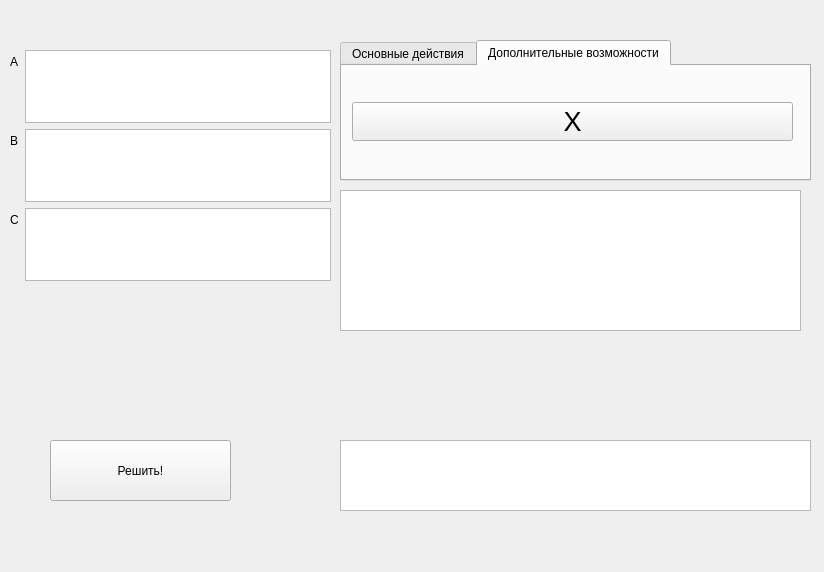
This is test1.ui in fisunoff/sets_math as Qt 5 draws it before an edit. The edited form follows.
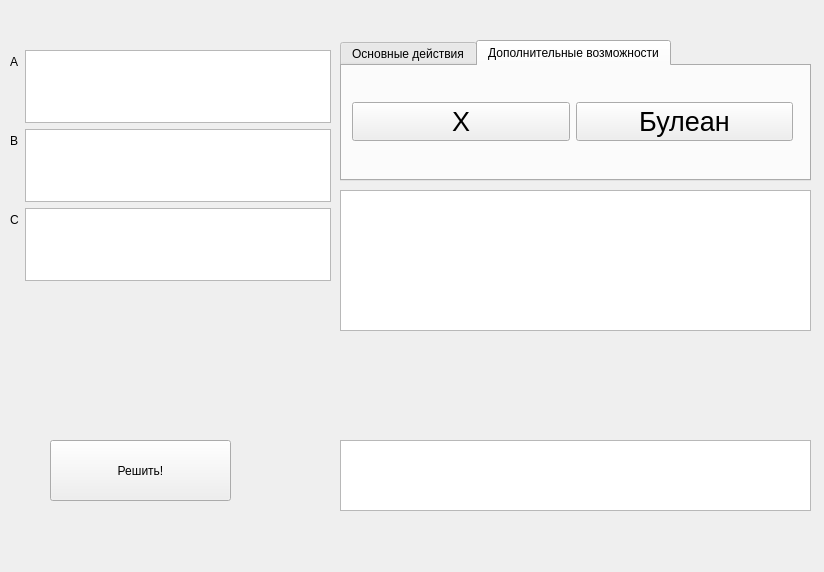
This is the edited form. The open tabs and pages were chosen to show the change.

Commit message: Фикс бага с выводом ответа. Вместо замены текста новый результат выводился в конец. Операция вставляется не в конец поля ввода, а на место курсора. Булеан множества.

```diff
--- a/test1.ui
+++ b/test1.ui
@@ -199,6 +199,18 @@
          </property>
         </widget>
        </item>
+       <item>
+        <widget class="QPushButton" name="pushButton_powerset">
+         <property name="font">
+          <font>
+           <pointsize>20</pointsize>
+          </font>
+         </property>
+         <property name="text">
+          <string>Булеан</string>
+         </property>
+        </widget>
+       </item>
       </layout>
      </widget>
     </widget>
@@ -208,7 +220,7 @@
      <rect>
       <x>340</x>
       <y>190</y>
-      <width>461</width>
+      <width>471</width>
       <height>141</height>
      </rect>
     </property>
```
Left out of the diff: 2 changed lines with no effect on the pictures. The commit also changes 3 other files.
